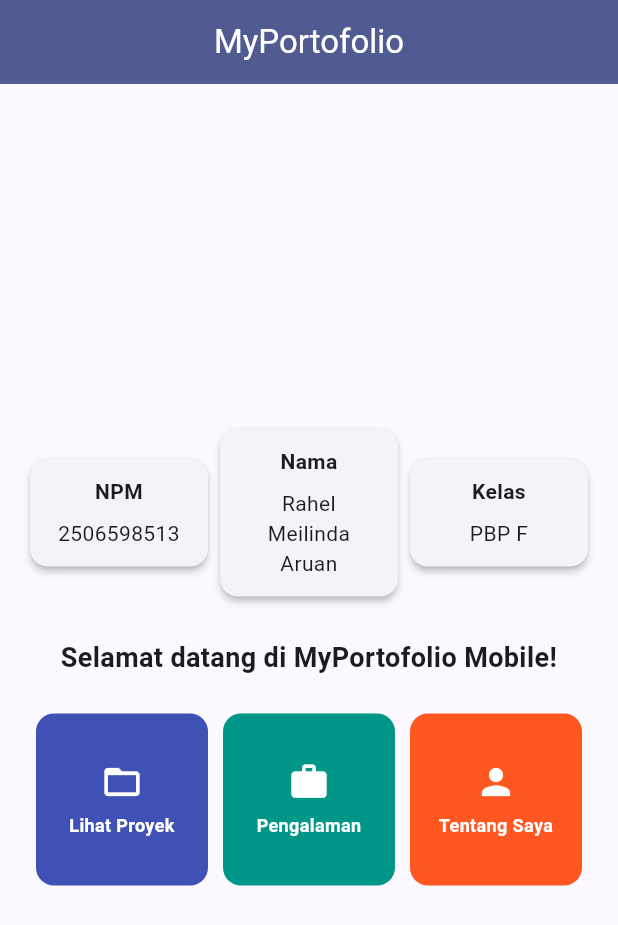
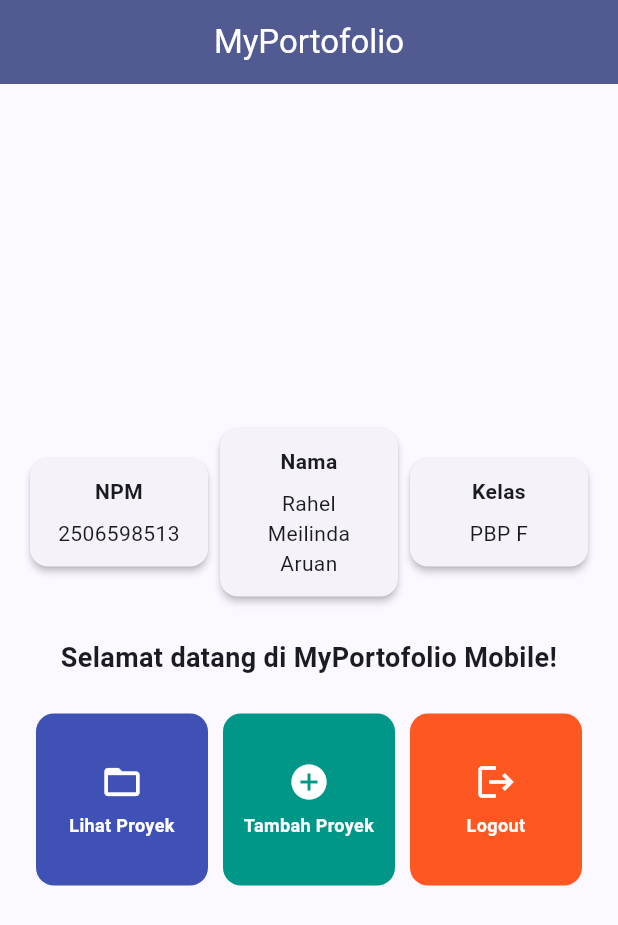
Before and after one commit to rahelaruan91/myportofolio_mobile, a Flutter app: the screen it shows after launch, on a phone screen of 412 x 824 dp. Shown: the top 925 px of the screen. Run offline on Flutter 3.47's test engine with Material 3 defaults, Android fonts, the phone set to English and light mode, and no system bars.

Commit message:
feat(menu): add portfolio and logout actions

```diff
--- a/lib/menu.dart
+++ b/lib/menu.dart
@@ -14,13 +14,13 @@ class MyHomePage extends StatelessWidget {
       color: Colors.indigo,
     ),
     ItemHomepage(
-      name: 'Pengalaman',
-      icon: Icons.work,
+      name: 'Tambah Proyek',
+      icon: Icons.add_circle,
       color: Colors.teal,
     ),
     ItemHomepage(
-      name: 'Tentang Saya',
-      icon: Icons.person,
+      name: 'Logout',
+      icon: Icons.logout,
       color: Colors.deepOrange,
     ),
   ];
```
